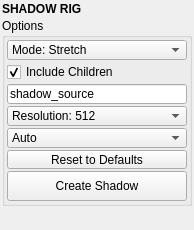
The window that mayatk/rig_utils/shadow_rig.ui (m3trik/mayatk) describes before a commit, drawn with Qt 5.
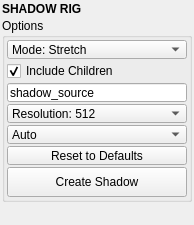
The same window after the commit. Custom widgets are drawn as their Qt base class.

What changed in the file:
```diff
--- a/mayatk/rig_utils/shadow_rig.ui
+++ b/mayatk/rig_utils/shadow_rig.ui
@@ -69,13 +69,13 @@
          <property name="minimumSize">
           <size>
            <width>0</width>
-           <height>20</height>
+           <height>19</height>
           </size>
          </property>
          <property name="maximumSize">
           <size>
            <width>16777215</width>
-           <height>20</height>
+           <height>19</height>
           </size>
          </property>
          <property name="toolTip">
@@ -111,13 +111,13 @@
          <property name="minimumSize">
           <size>
            <width>0</width>
-           <height>20</height>
+           <height>19</height>
           </size>
          </property>
          <property name="maximumSize">
           <size>
            <width>16777215</width>
-           <height>20</height>
+           <height>19</height>
           </size>
          </property>
          <property name="toolTip">
@@ -136,13 +136,13 @@
          <property name="minimumSize">
           <size>
            <width>0</width>
-           <height>20</height>
+           <height>19</height>
           </size>
          </property>
          <property name="maximumSize">
           <size>
            <width>16777215</width>
-           <height>20</height>
+           <height>19</height>
           </size>
          </property>
          <property name="toolTip">
@@ -193,13 +193,13 @@
          <property name="minimumSize">
           <size>
            <width>0</width>
-           <height>20</height>
+           <height>19</height>
           </size>
          </property>
          <property name="maximumSize">
           <size>
            <width>16777215</width>
-           <height>20</height>
+           <height>19</height>
           </size>
          </property>
          <property name="toolTip">
@@ -292,13 +292,13 @@
       <property name="minimumSize">
        <size>
         <width>0</width>
-        <height>20</height>
+        <height>19</height>
        </size>
       </property>
       <property name="maximumSize">
        <size>
         <width>16777215</width>
-        <height>20</height>
+        <height>19</height>
        </size>
       </property>
      </widget>
```
